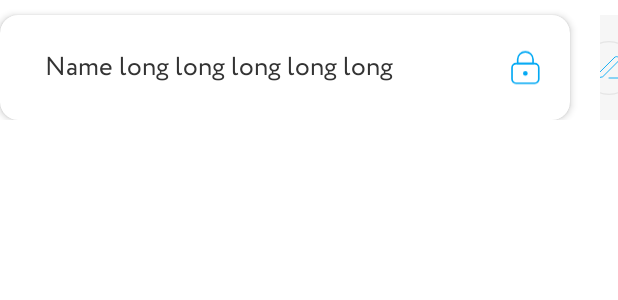
After one commit to buthed/My-house-trainee-project, an Android app: the layout item_door.xml on its own in the app's theme, with its tools: preview values and no code run, on a phone screen of 412 x 824 dp. The commit adds this screen. Shown: the top 300 px of the screen. Run offline under Robolectric (Android 15) with nearby library versions, the phone set to English and light mode, and no system bars; network calls fail.

Commit message:
With MotionLayout on door item

```diff
--- a/app/src/main/java/com/example/myhouse/view/doors/DoorsFragment.kt
+++ b/app/src/main/java/com/example/myhouse/view/doors/DoorsFragment.kt
@@ -54,8 +54,8 @@ class DoorsFragment : Fragment() {
         viewModel.getLiveData().observe(viewLifecycleOwner, Observer { renderData(it) })
         viewModel.getDoorsFromServer()
 
-        var itemTouchHelper = ItemTouchHelper(DoorsSwipeHelper(adapter.DoorsViewHolder(binding.root)))
-        itemTouchHelper.attachToRecyclerView(binding.doorsRecyclerView)
+//        var itemTouchHelper = ItemTouchHelper(DoorsSwipeHelper(adapter.DoorsViewHolder(binding.root)))
+//        itemTouchHelper.attachToRecyclerView(binding.doorsRecyclerView)
 
     }
 
--- a/app/src/main/java/com/example/myhouse/view/doors/DoorsSwipeHelper.kt
+++ b/app/src/main/java/com/example/myhouse/view/doors/DoorsSwipeHelper.kt
@@ -1,7 +1,9 @@
 package com.example.myhouse.view.doors
 
+import android.graphics.Canvas
 import android.util.Log
 import androidx.recyclerview.widget.ItemTouchHelper
+import androidx.recyclerview.widget.ItemTouchHelper.ACTION_STATE_SWIPE
 import androidx.recyclerview.widget.RecyclerView
 
 class DoorsSwipeHelper(
@@ -17,6 +19,4 @@ class DoorsSwipeHelper(
     override fun onSwiped(viewHolder: RecyclerView.ViewHolder, direction: Int) {
         Log.d("Swipe","Swiped")
     }
-
-
 }
--- a/app/src/main/res/layout/fragment_doors.xml
+++ b/app/src/main/res/layout/fragment_doors.xml
@@ -16,6 +16,6 @@
         app:layout_constraintEnd_toEndOf="parent"
         app:layout_constraintStart_toStartOf="parent"
         app:layout_constraintTop_toTopOf="parent"
-        tools:listitem="@layout/item_doors" />
+        tools:listitem="@layout/item_door" />
 
 </androidx.constraintlayout.widget.ConstraintLayout>
--- /dev/null
+++ b/app/src/main/res/layout/item_door.xml
@@ -0,0 +1,96 @@
+<?xml version="1.0" encoding="utf-8"?>
+<androidx.constraintlayout.motion.widget.MotionLayout xmlns:android="http://schemas.android.com/apk/res/android"
+    xmlns:app="http://schemas.android.com/apk/res-auto"
+    xmlns:tools="http://schemas.android.com/tools"
+    android:layout_width="match_parent"
+    android:layout_height="wrap_content"
+    app:layoutDescription="@xml/item_door_scene">
+
+    <androidx.appcompat.widget.LinearLayoutCompat
+        android:id="@+id/linearLayoutCompat2"
+        android:layout_width="match_parent"
+        android:layout_height="wrap_content"
+        android:layout_marginStart="-100dp"
+        android:orientation="horizontal"
+        app:layout_constraintStart_toStartOf="parent"
+        app:layout_constraintTop_toTopOf="parent">
+
+        <androidx.cardview.widget.CardView
+            android:layout_width="380dp"
+            android:layout_height="wrap_content"
+            android:layout_marginTop="10dp"
+            android:layout_marginEnd="20dp"
+            app:cardCornerRadius="12dp"
+            app:cardElevation="3dp">
+
+            <androidx.constraintlayout.widget.ConstraintLayout
+                android:layout_width="match_parent"
+                android:layout_height="match_parent">
+
+                <androidx.appcompat.widget.AppCompatImageView
+                    android:id="@+id/doorItemImageView"
+                    android:layout_width="match_parent"
+                    android:layout_height="210dp"
+                    android:adjustViewBounds="true"
+                    android:scaleType="centerCrop"
+                    android:visibility="gone"
+                    app:layout_constraintBottom_toTopOf="@+id/doorItemLinearLayoutCompat"
+                    app:layout_constraintStart_toStartOf="parent"
+                    app:layout_constraintTop_toTopOf="parent"
+                    tools:src="@drawable/ic_launcher_foreground" />
+
+                <androidx.appcompat.widget.LinearLayoutCompat
+                    android:id="@+id/doorItemLinearLayoutCompat"
+                    android:layout_width="match_parent"
+                    android:layout_height="wrap_content"
+                    android:orientation="horizontal"
+                    app:layout_constraintBottom_toBottomOf="parent"
+                    tools:ignore="MissingConstraints">
+
+                    <androidx.appcompat.widget.AppCompatTextView
+                        android:id="@+id/doorItemName"
+                        android:layout_width="0dp"
+                        android:layout_height="match_parent"
+                        android:layout_marginStart="30dp"
+                        android:layout_marginEnd="30dp"
+                        android:layout_weight="7"
+                        android:gravity="center_vertical"
+                        android:textSize="@dimen/defaultTextSize"
+                        tools:text="Name long long long long long" />
+
+                    <androidx.appcompat.widget.AppCompatImageView
+                        android:id="@+id/doorItemLockImageButton"
+                        android:layout_width="0dp"
+                        android:layout_height="70dp"
+                        android:layout_marginEnd="10dp"
+                        android:layout_weight="1"
+                        android:padding="5dp"
+                        android:src="@drawable/icon_lock"
+                        app:layout_constraintBottom_toBottomOf="parent"
+                        app:layout_constraintEnd_toEndOf="parent" />
+                </androidx.appcompat.widget.LinearLayoutCompat>
+
+            </androidx.constraintlayout.widget.ConstraintLayout>
+        </androidx.cardview.widget.CardView>
+
+        <androidx.appcompat.widget.AppCompatImageButton
+            android:id="@+id/doorItemEditButton"
+            android:layout_width="wrap_content"
+            android:layout_height="match_parent"
+            android:layout_marginTop="10dp"
+            android:background="@color/bg"
+            android:src="@drawable/icon_edit"
+            android:visibility="visible" />
+
+        <androidx.appcompat.widget.AppCompatImageButton
+            android:id="@+id/doorItemFavoriteButton"
+            android:layout_width="wrap_content"
+            android:layout_height="match_parent"
+            android:layout_marginTop="10dp"
+            android:background="@color/bg"
+            android:src="@drawable/icon_star"
+            android:visibility="visible" />
+
+    </androidx.appcompat.widget.LinearLayoutCompat>
+
+</androidx.constraintlayout.motion.widget.MotionLayout>
--- /dev/null
+++ b/app/src/main/res/xml/item_door_scene.xml
@@ -0,0 +1,27 @@
+<?xml version="1.0" encoding="utf-8"?>
+<MotionScene
+    xmlns:android="http://schemas.android.com/apk/res/android"
+    xmlns:motion="http://schemas.android.com/apk/res-auto">
+
+    <Transition
+        motion:constraintSetEnd="@+id/end"
+        motion:constraintSetStart="@id/start"
+        motion:duration="1000">
+       <KeyFrameSet>
+       </KeyFrameSet>
+        <OnSwipe motion:touchAnchorId="@id/doorItemLockImageButton"
+            motion:touchAnchorSide="left"
+            motion:clickAction="toggle" />
+    </Transition>
+
+    <ConstraintSet android:id="@+id/start">
+        <Constraint
+            android:id="@+id/linearLayoutCompat2"
+            android:layout_width="match_parent"
+            android:layout_height="wrap_content"
+            motion:layout_constraintTop_toTopOf="parent"
+            motion:layout_constraintStart_toStartOf="parent" />
+    </ConstraintSet>
+
+    <ConstraintSet android:id="@+id/end"></ConstraintSet>
+</MotionScene>
```
Also changed, not shown: app/src/main/java/com/example/myhouse/view/doors/DoorsAdapter.kt (+10 -10 lines), app/src/main/res/layout/item_doors.xml (deleted, +0 -50 lines).
